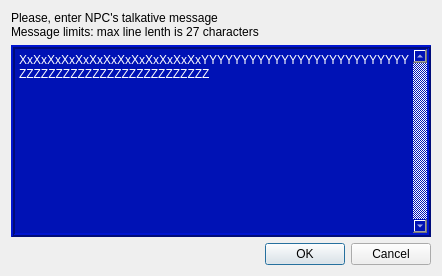
First picture: the form in Editor/editing/_scenes/level/itemmsgbox.ui, repository WohlSoft/Moondust-Project, before the edit.
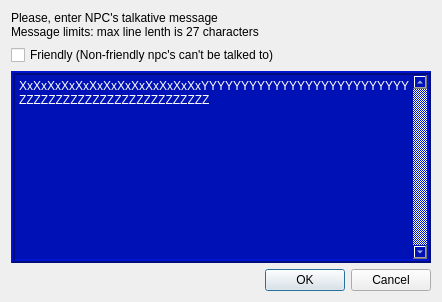
Second picture: the form after the edit. Icons and pictures are not drawn.

Commit message:
Added friendly flag inside messageBoxes for Npcs
Only npcs will get the checkbox

```diff
--- a/Editor/editing/_scenes/level/itemmsgbox.ui
+++ b/Editor/editing/_scenes/level/itemmsgbox.ui
@@ -21,7 +21,7 @@
    <property name="sizeConstraint">
     <enum>QLayout::SetFixedSize</enum>
    </property>
-   <item row="0" column="0">
+   <item row="0" column="1">
     <widget class="QLabel" name="NotesLabel">
      <property name="whatsThis">
       <string>&lt;html&gt;&lt;head/&gt;&lt;body&gt;&lt;p&gt;This is a message, what will be displayed if player will do talk with this NPC.&lt;/p&gt;&lt;p&gt;&lt;span style=&quot; font-weight:600;&quot;&gt;Note:&lt;/span&gt; All quotes and new-line characters will be removed.&lt;/p&gt;&lt;/body&gt;&lt;/html&gt;</string>
@@ -32,7 +32,7 @@
      </property>
     </widget>
    </item>
-   <item row="1" column="0">
+   <item row="2" column="1">
     <widget class="QPlainTextEdit" name="msgTextBox">
      <property name="minimumSize">
       <size>
@@ -74,7 +74,7 @@
      </property>
     </widget>
    </item>
-   <item row="2" column="0">
+   <item row="3" column="1">
     <widget class="QDialogButtonBox" name="buttonBox">
      <property name="orientation">
       <enum>Qt::Horizontal</enum>
@@ -84,6 +84,13 @@
      </property>
     </widget>
    </item>
+   <item row="1" column="1">
+    <widget class="QCheckBox" name="checkFriendly">
+     <property name="text">
+      <string>Friendly (Non-friendly npc's can't be talked to)</string>
+     </property>
+    </widget>
+   </item>
   </layout>
  </widget>
  <resources>
```
The commit also changes 6 other files.
